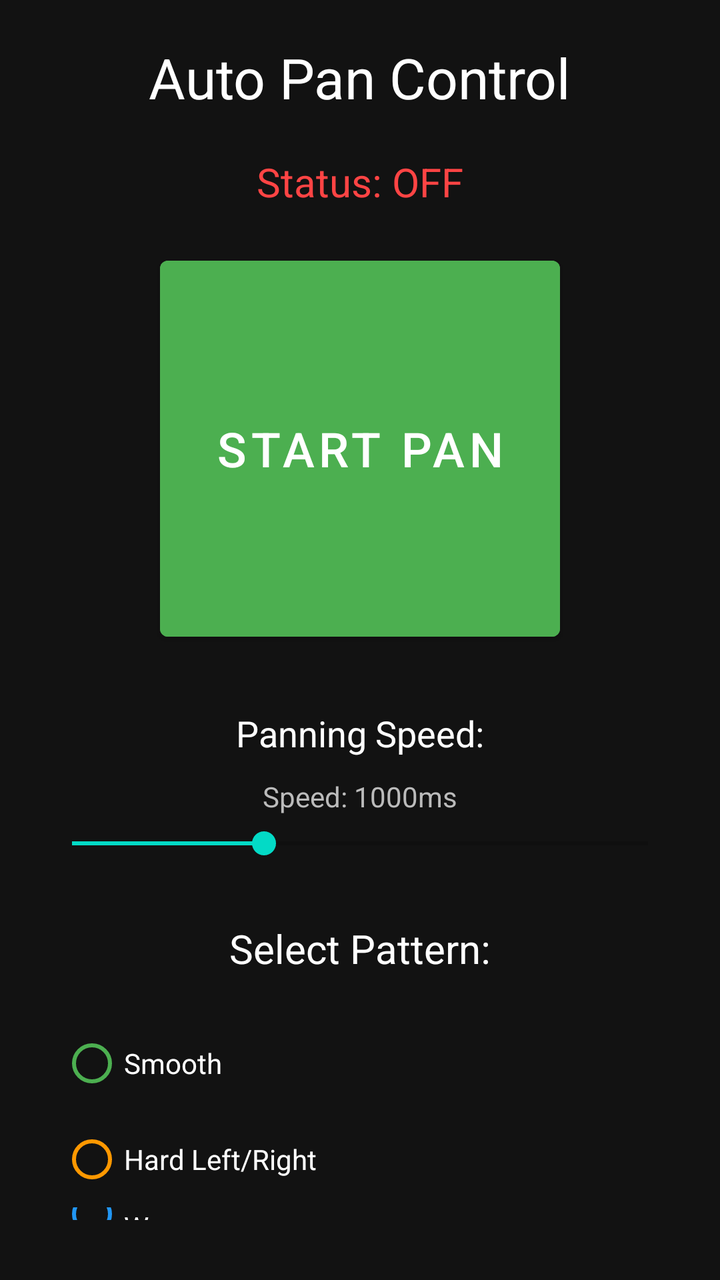
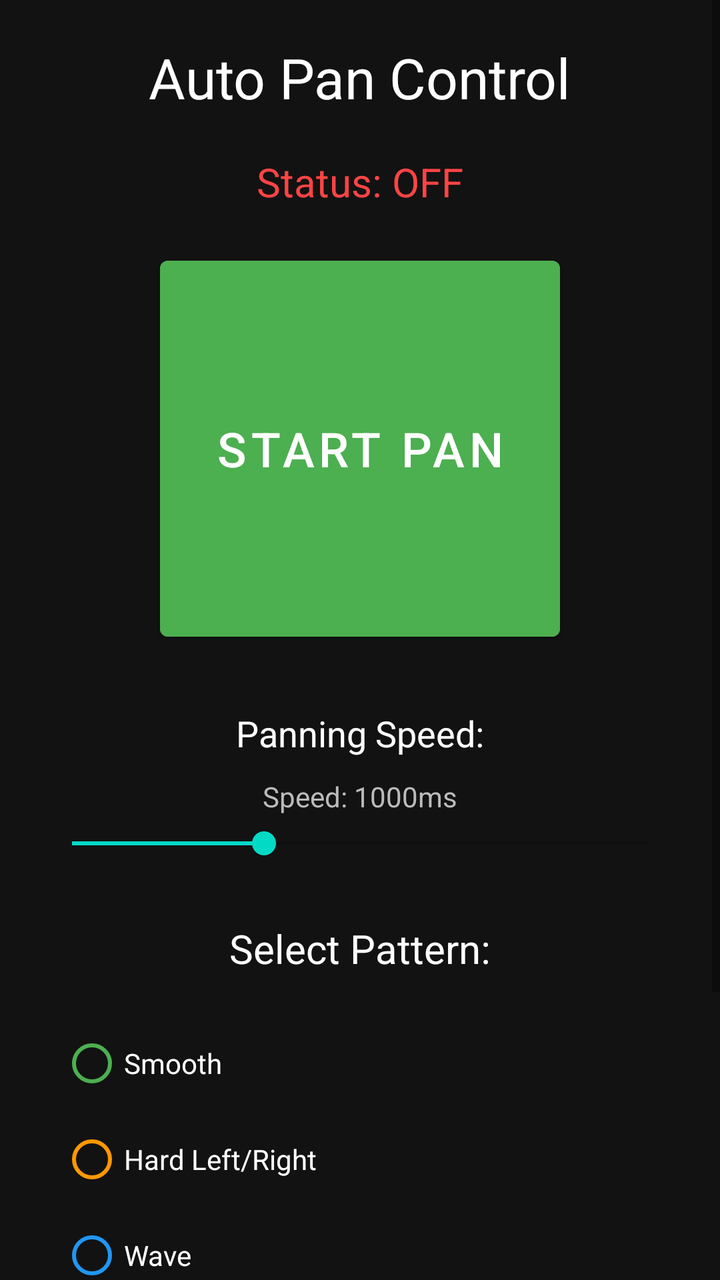

An Android layout rendered at two revisions. The XML below is the earlier revision; the diff shows what the commit changed to produce the second picture.
<!-- AndroidManifest.xml: fallback theme Theme.MaterialComponents.DayNight.NoActionBar -->
<!-- res/layout/activity_main.xml -->
<?xml version="1.0" encoding="utf-8"?>
<LinearLayout xmlns:android="http://schemas.android.com/apk/res/android"
    android:layout_width="match_parent"
    android:layout_height="match_parent"
    android:orientation="vertical"
    android:gravity="center"
    android:padding="20dp"
    android:background="#121212">
    
    <TextView
        android:layout_width="wrap_content"
        android:layout_height="wrap_content"
        android:text="Auto Pan Control"
        android:textSize="28sp"
        android:textColor="#FFFFFF"
        android:layout_marginBottom="20dp"/>
    
    <TextView
        android:id="@+id/statusText"
        android:layout_width="wrap_content"
        android:layout_height="wrap_content"
        android:text="Status: OFF"
        android:textSize="20sp"
        android:textColor="#FF4444"
        android:layout_marginBottom="20dp"/>
    
    <Button
        android:id="@+id/toggleButton"
        android:layout_width="200dp"
        android:layout_height="200dp"
        android:text="START PAN"
        android:textSize="24sp"
        android:backgroundTint="#4CAF50"
        android:layout_marginBottom="30dp"/>
    
    <TextView
        android:layout_width="wrap_content"
        android:layout_height="wrap_content"
        android:text="Panning Speed:"
        android:textSize="18sp"
        android:textColor="#FFFFFF"
        android:layout_marginBottom="10dp"/>
    
    <TextView
        android:id="@+id/speedText"
        android:layout_width="wrap_content"
        android:layout_height="wrap_content"
        android:text="Speed: 1000ms"
        android:textSize="14sp"
        android:textColor="#BBBBBB"
        android:layout_marginBottom="5dp"/>
    
    <SeekBar
        android:id="@+id/speedSeekBar"
        android:layout_width="match_parent"
        android:layout_height="wrap_content"
        android:max="30"
        android:progress="10"
        android:layout_marginBottom="30dp"/>
    
    <TextView
        android:layout_width="wrap_content"
        android:layout_height="wrap_content"
        android:text="Select Pattern:"
        android:textSize="20sp"
        android:textColor="#FFFFFF"
        android:layout_marginBottom="10dp"/>
    
    <RadioGroup
        android:id="@+id/patternGroup"
        android:layout_width="match_parent"
        android:layout_height="wrap_content"
        android:orientation="vertical"
        android:padding="10dp">
        
        <RadioButton
            android:id="@+id/radioSmooth"
            android:layout_width="wrap_content"
            android:layout_height="wrap_content"
            android:text="Smooth"
            android:textColor="#FFFFFF"
            android:buttonTint="#4CAF50"/>
        
        <RadioButton
            android:id="@+id/radioHard"
            android:layout_width="wrap_content"
            android:layout_height="wrap_content"
            android:text="Hard Left/Right"
            android:textColor="#FFFFFF"
            android:buttonTint="#FF9800"/>
        
        <RadioButton
            android:id="@+id/radioWave"
            android:layout_width="wrap_content"
            android:layout_height="wrap_content"
            android:text="Wave"
            android:textColor="#FFFFFF"
            android:buttonTint="#2196F3"/>
        
        <RadioButton
            android:id="@+id/radioSubtle"
            android:layout_width="wrap_content"
            android:layout_height="wrap_content"
            android:text="Subtle"
            android:textColor="#FFFFFF"
            android:buttonTint="#9C27B0"/>
        
        <RadioButton
            android:id="@+id/radioCrazy"
            android:layout_width="wrap_content"
            android:layout_height="wrap_content"
            android:text="Crazy"
            android:textColor="#FFFFFF"
            android:buttonTint="#F44336"/>
        
    </RadioGroup>
    
</LinearLayout>
<!-- resources referenced by this layout -->
<resources>

</resources>

<!-- the commit's change to res/layout/activity_main.xml (unified diff, before → after) -->
@@ -1,118 +1,149 @@
 <?xml version="1.0" encoding="utf-8"?>
-<LinearLayout xmlns:android="http://schemas.android.com/apk/res/android"
+<ScrollView xmlns:android="http://schemas.android.com/apk/res/android"
     android:layout_width="match_parent"
     android:layout_height="match_parent"
-    android:orientation="vertical"
-    android:gravity="center"
-    android:padding="20dp"
     android:background="#121212">
     
-    <TextView
-        android:layout_width="wrap_content"
-        android:layout_height="wrap_content"
-        android:text="Auto Pan Control"
-        android:textSize="28sp"
-        android:textColor="#FFFFFF"
-        android:layout_marginBottom="20dp"/>
-    
-    <TextView
-        android:id="@+id/statusText"
-        android:layout_width="wrap_content"
-        android:layout_height="wrap_content"
-        android:text="Status: OFF"
-        android:textSize="20sp"
-        android:textColor="#FF4444"
-        android:layout_marginBottom="20dp"/>
-    
-    <Button
-        android:id="@+id/toggleButton"
-        android:layout_width="200dp"
-        android:layout_height="200dp"
-        android:text="START PAN"
-        android:textSize="24sp"
-        android:backgroundTint="#4CAF50"
-        android:layout_marginBottom="30dp"/>
-    
-    <TextView
-        android:layout_width="wrap_content"
-        android:layout_height="wrap_content"
-        android:text="Panning Speed:"
-        android:textSize="18sp"
-        android:textColor="#FFFFFF"
-        android:layout_marginBottom="10dp"/>
-    
-    <TextView
-        android:id="@+id/speedText"
-        android:layout_width="wrap_content"
-        android:layout_height="wrap_content"
-        android:text="Speed: 1000ms"
-        android:textSize="14sp"
-        android:textColor="#BBBBBB"
-        android:layout_marginBottom="5dp"/>
-    
-    <SeekBar
-        android:id="@+id/speedSeekBar"
-        android:layout_width="match_parent"
-        android:layout_height="wrap_content"
-        android:max="30"
-        android:progress="10"
-        android:layout_marginBottom="30dp"/>
-    
-    <TextView
-        android:layout_width="wrap_content"
-        android:layout_height="wrap_content"
-        android:text="Select Pattern:"
-        android:textSize="20sp"
-        android:textColor="#FFFFFF"
-        android:layout_marginBottom="10dp"/>
-    
-    <RadioGroup
-        android:id="@+id/patternGroup"
+    <LinearLayout
         android:layout_width="match_parent"
         android:layout_height="wrap_content"
         android:orientation="vertical"
-        android:padding="10dp">
+        android:gravity="center"
+        android:padding="20dp">
         
-        <RadioButton
-            android:id="@+id/radioSmooth"
+        <TextView
             android:layout_width="wrap_content"
             android:layout_height="wrap_content"
-            android:text="Smooth"
+            android:text="Auto Pan Control"
+            android:textSize="28sp"
             android:textColor="#FFFFFF"
-            android:buttonTint="#4CAF50"/>
+            android:layout_marginBottom="20dp"/>
         
-        <RadioButton
-            android:id="@+id/radioHard"
+        <TextView
+            android:id="@+id/statusText"
             android:layout_width="wrap_content"
             android:layout_height="wrap_content"
-            android:text="Hard Left/Right"
-            android:textColor="#FFFFFF"
-            android:buttonTint="#FF9800"/>
+            android:text="Status: OFF"
+            android:textSize="20sp"
+            android:textColor="#FF4444"
+            android:layout_marginBottom="20dp"/>
         
-        <RadioButton
-            android:id="@+id/radioWave"
+        <Button
+            android:id="@+id/toggleButton"
+            android:layout_width="200dp"
+            android:layout_height="200dp"
+            android:text="START PAN"
+            android:textSize="24sp"
+            android:backgroundTint="#4CAF50"
+            android:layout_marginBottom="30dp"/>
+        
+        <TextView
             android:layout_width="wrap_content"
             android:layout_height="wrap_content"
-            android:text="Wave"
+            android:text="Panning Speed:"
+            android:textSize="18sp"
             android:textColor="#FFFFFF"
-            android:buttonTint="#2196F3"/>
+            android:layout_marginBottom="10dp"/>
         
-        <RadioButton
-            android:id="@+id/radioSubtle"
+        <TextView
+            android:id="@+id/speedText"
             android:layout_width="wrap_content"
             android:layout_height="wrap_content"
-            android:text="Subtle"
-            android:textColor="#FFFFFF"
-            android:buttonTint="#9C27B0"/>
+            android:text="Speed: 1000ms"
+            android:textSize="14sp"
+            android:textColor="#BBBBBB"
+            android:layout_marginBottom="5dp"/>
         
-        <RadioButton
-            android:id="@+id/radioCrazy"
+        <SeekBar
+            android:id="@+id/speedSeekBar"
+            android:layout_width="match_parent"
+            android:layout_height="wrap_content"
+            android:max="30"
+            android:progress="10"
+            android:layout_marginBottom="30dp"/>
+        
+        <TextView
             android:layout_width="wrap_content"
             android:layout_height="wrap_content"
-            android:text="Crazy"
+            android:text="Select Pattern:"
+            android:textSize="20sp"
             android:textColor="#FFFFFF"
-            android:buttonTint="#F44336"/>
+            android:layout_marginBottom="10dp"/>
         
-    </RadioGroup>
-    
-</LinearLayout>
+        <RadioGroup
+            android:id="@+id/patternGroup"
+            android:layout_width="match_parent"
+            android:layout_height="wrap_content"
+            android:orientation="vertical"
+            android:padding="10dp">
+            
+            <RadioButton
+                android:id="@+id/radioSmooth"
+                android:layout_width="wrap_content"
+                android:layout_height="wrap_content"
+                android:text="Smooth"
+                android:textColor="#FFFFFF"
+                android:buttonTint="#4CAF50"/>
+            
+            <RadioButton
+                android:id="@+id/radioHard"
+                android:layout_width="wrap_content"
+                android:layout_height="wrap_content"
+                android:text="Hard Left/Right"
+                android:textColor="#FFFFFF"
+                android:buttonTint="#FF9800"/>
+            
+            <RadioButton
+                android:id="@+id/radioWave"
+                android:layout_width="wrap_content"
+                android:layout_height="wrap_content"
+                android:text="Wave"
+                android:textColor="#FFFFFF"
+                android:buttonTint="#2196F3"/>
+            
+            <RadioButton
+                android:id="@+id/radioSubtle"
+                android:layout_width="wrap_content"
+                android:layout_height="wrap_content"
+                android:text="Subtle"
+                android:textColor="#FFFFFF"
+                android:buttonTint="#9C27B0"/>
+            
+            <RadioButton
+                android:id="@+id/radioCrazy"
+                android:layout_width="wrap_content"
+                android:layout_height="wrap_content"
+                android:text="Crazy"
+                android:textColor="#FFFFFF"
+                android:buttonTint="#F44336"/>
+            
+            <RadioButton
+                android:id="@+id/radioCustom"
+                android:layout_width="wrap_content"
+                android:layout_height="wrap_content"
+                android:text="Custom Pattern"
+                android:textColor="#FFFFFF"
+                android:buttonTint="#00BCD4"/>
+            
+        </RadioGroup>
+        
+        <LinearLayout
+            android:id="@+id/customContainer"
+            android:layout_width="match_parent"
+            android:layout_height="wrap_content"
+            android:orientation="vertical"
+            android:visibility="gone"
+            android:padding="10dp">
+            
+            <TextView
+                android:layout_width="wrap_content"
+                android:layout_height="wrap_content"
+                android:text="Custom Pattern (adjust sliders):"
+                android:textSize="16sp"
+                android:textColor="#00BCD4"
+                android:layout_marginBottom="10dp"/>
+            
+        </LinearLayout>
+        
+    </LinearLayout>
+</ScrollView>
